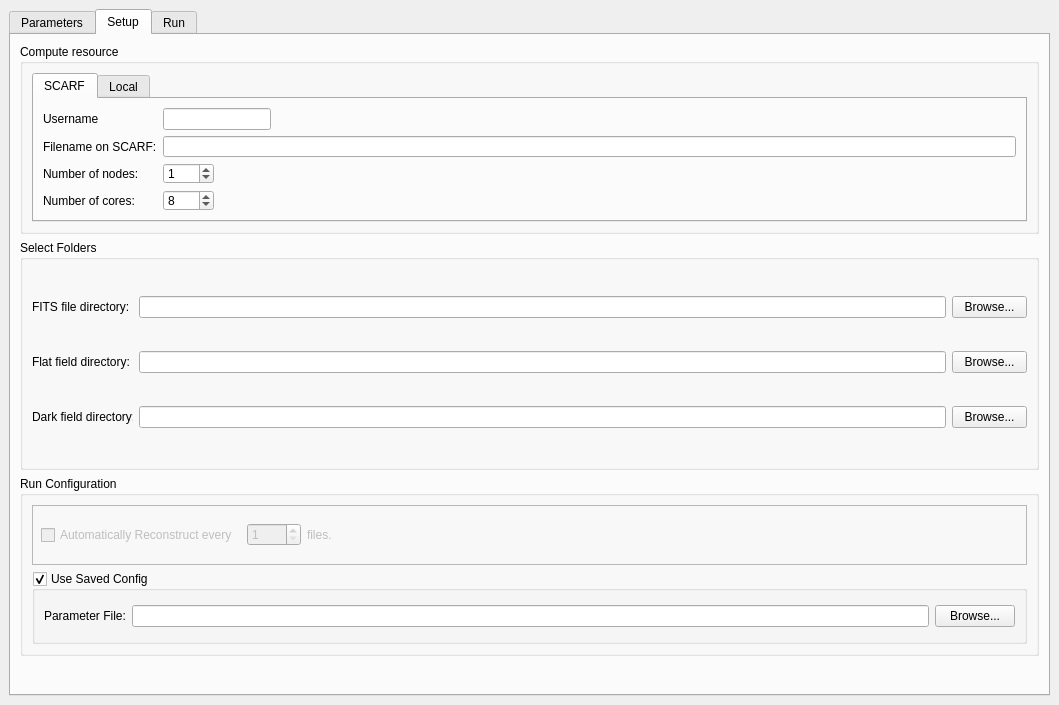
Old version of the form Code/Mantid/MantidQt/CustomInterfaces/inc/MantidQtCustomInterfaces/TomoReconstruction.ui in the repository mantidproject/mantid.
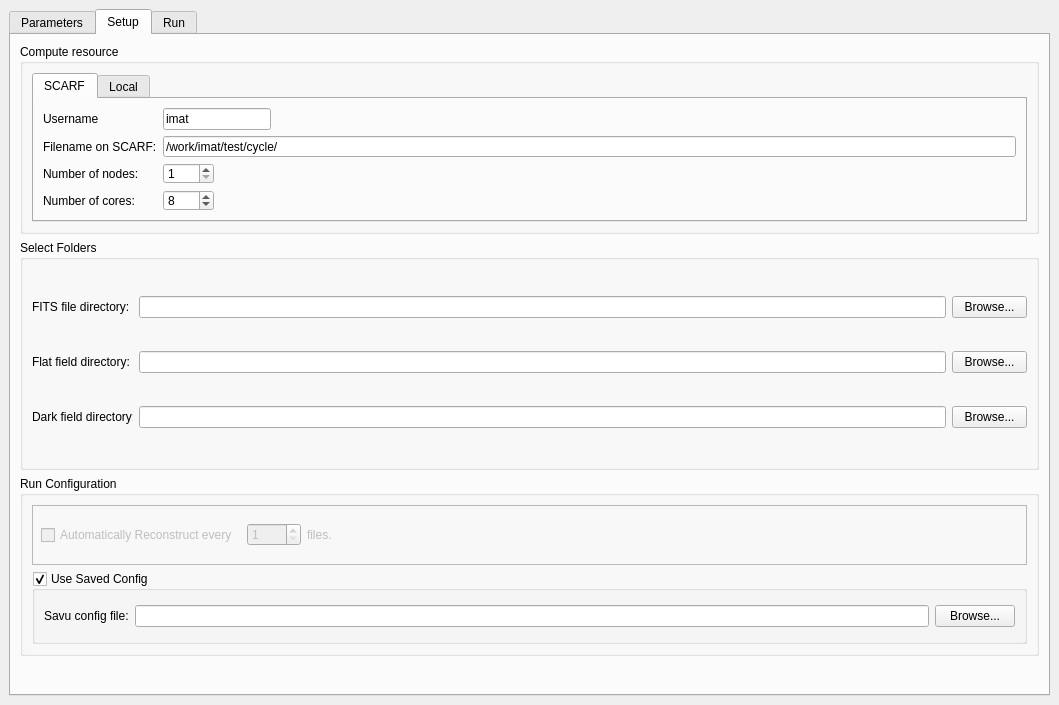
New version of the form. The open tabs and pages were chosen to show the change.

Commit message: add names for several relevant widgets, re #10564

What changed in the file:
```diff
--- a/Code/Mantid/MantidQt/CustomInterfaces/inc/MantidQtCustomInterfaces/TomoReconstruction.ui
+++ b/Code/Mantid/MantidQt/CustomInterfaces/inc/MantidQtCustomInterfaces/TomoReconstruction.ui
@@ -426,6 +426,9 @@
                      <verstretch>0</verstretch>
                     </sizepolicy>
                    </property>
+                   <property name="text">
+                    <string>imat</string>
+                   </property>
                   </widget>
                  </item>
                  <item row="0" column="3">
@@ -449,7 +452,11 @@
                   </widget>
                  </item>
                  <item row="1" column="1" colspan="3">
-                  <widget class="QLineEdit" name="lineEdit_12"/>
+                  <widget class="QLineEdit" name="lineEdit_12">
+                   <property name="text">
+                    <string>/work/imat/test/cycle/</string>
+                   </property>
+                  </widget>
                  </item>
                  <item row="2" column="0">
                   <widget class="QLabel" name="label_23">
@@ -459,7 +466,10 @@
                   </widget>
                  </item>
                  <item row="2" column="1">
-                  <widget class="QSpinBox" name="spinBox_5">
+                  <widget class="QSpinBox" name="spinBox_SCARFnumNodes">
+                   <property name="minimum">
+                    <number>1</number>
+                   </property>
                    <property name="maximum">
                     <number>99</number>
                    </property>
@@ -807,7 +817,7 @@
               <item row="0" column="0">
                <widget class="QLabel" name="label_2">
                 <property name="text">
-                 <string>Parameter File:</string>
+                 <string>Savu config file:</string>
                 </property>
                </widget>
               </item>
```
Left out of the diff: 11 changed lines with no effect on the pictures.
